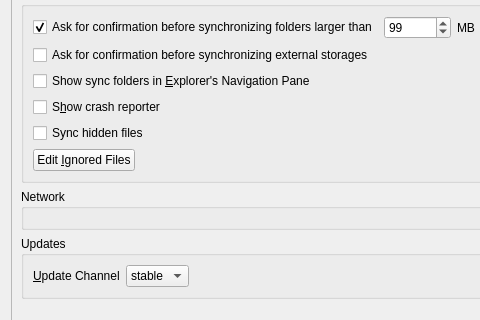
Old version of the form src/gui/generalsettings.ui in the repository GrossLukas/client; both pictures show x 0 to 480 and y 127 to 447 of the 791 by 686 pixel window.
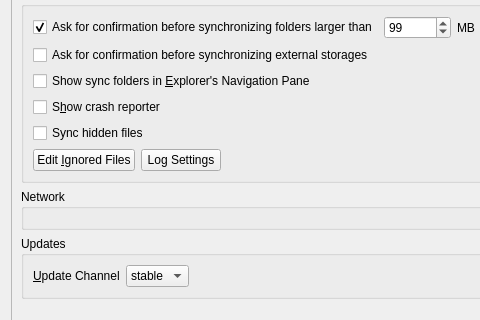
New version of the form. Custom widgets are drawn as their Qt base class.

Commit message:
Add button for LogSettings to advanced settings
Fixes: 7881

```diff
--- a/src/gui/generalsettings.ui
+++ b/src/gui/generalsettings.ui
@@ -152,6 +152,13 @@
               </property>
              </widget>
             </item>
+            <item>
+             <widget class="QPushButton" name="logSettingsButton">
+              <property name="text">
+               <string>Log Settings</string>
+              </property>
+             </widget>
+            </item>
             <item>
              <spacer name="spacer_3">
               <property name="orientation">
```
Left out of the diff: 28 changed lines with no effect on the pictures. The commit also changes 4 other files.
